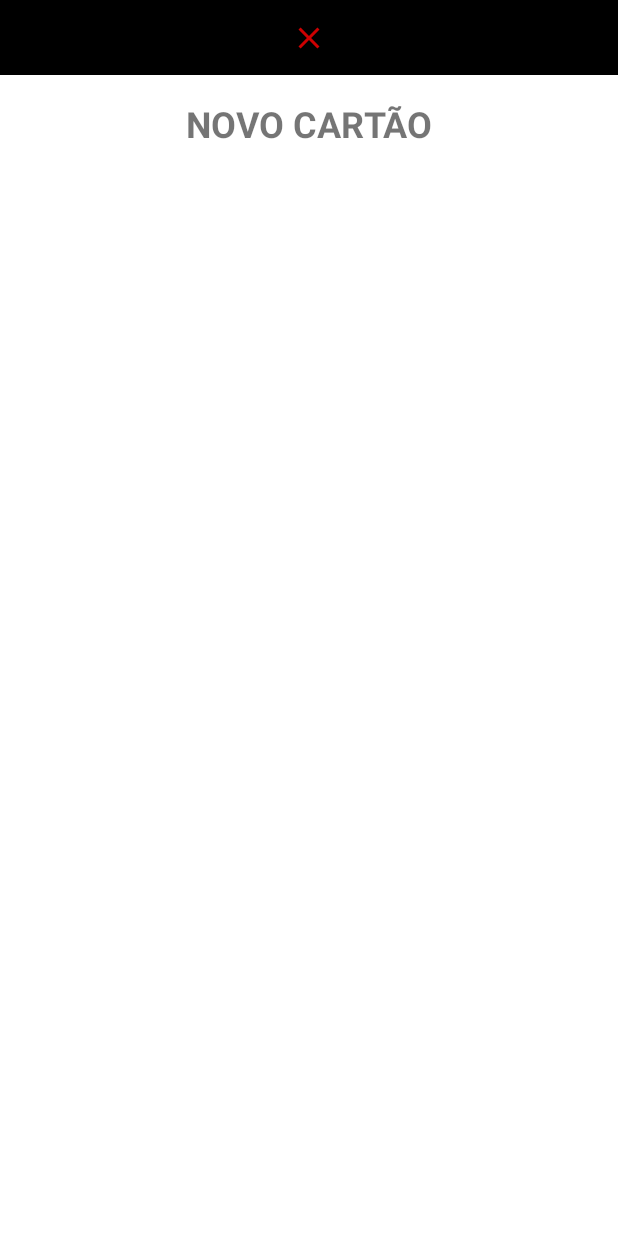
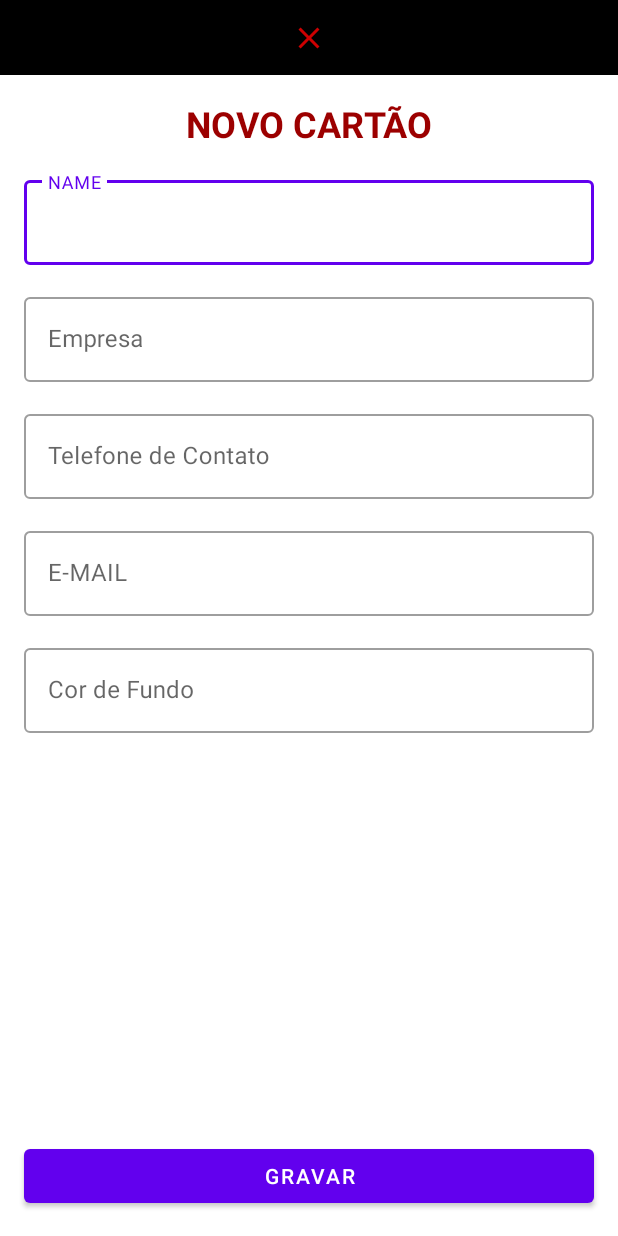
Before and after one commit to Francisco-fr1983/BusinessCard-Cart-o-de-Visitas, an Android app: the layout activity_add__business_card.xml on its own in the app's theme, with its tools: preview values and no code run, on a phone screen of 412 x 824 dp. Run offline under Robolectric (Android 15) with nearby library versions, the phone set to English and light mode, and no system bars.

Commit message:
Commit create os componentes do layout activity_add__business_card.xml

```diff
--- a/app/src/main/res/layout/activity_add__business_card.xml
+++ b/app/src/main/res/layout/activity_add__business_card.xml
@@ -17,18 +17,106 @@
         app:layout_constraintStart_toStartOf="parent"/>
 
     <com.google.android.material.textview.MaterialTextView
+        android:id="@+id/tv_title_novo_cartao"
         android:layout_width="wrap_content"
         android:layout_height="wrap_content"
         android:layout_margin="16dp"
         android:textStyle="bold"
         android:textSize="24sp"
+        android:textColor="@color/Vermelho"
         android:text="NOVO CARTÃO"
-
         app:layout_constraintEnd_toEndOf="parent"
         app:layout_constraintStart_toStartOf="parent"
         app:layout_constraintTop_toBottomOf="@id/btn_close"/>
 
+    <com.google.android.material.textfield.TextInputLayout
+        android:id="@+id/til_name"
+        android:layout_width="0dp"
+        android:layout_height="wrap_content"
+        android:hint="@string/name"
+        style="@style/Widget.MaterialComponents.TextInputLayout.OutlinedBox"
+        android:layout_margin="16dp"
+        app:layout_constraintEnd_toEndOf="parent"
+        app:layout_constraintStart_toStartOf="parent"
+        app:layout_constraintTop_toBottomOf="@id/tv_title_novo_cartao">
+        <com.google.android.material.textfield.TextInputEditText
+            android:layout_width="match_parent"
+            android:layout_height="match_parent"
+            android:inputType="text"/>
+    </com.google.android.material.textfield.TextInputLayout>
 
+    <com.google.android.material.textfield.TextInputLayout
+        android:id="@+id/til_empresa"
+        android:layout_width="0dp"
+        android:layout_height="wrap_content"
+        android:hint="Empresa"
+        style="@style/Widget.MaterialComponents.TextInputLayout.OutlinedBox"
+        android:layout_margin="16dp"
+        app:layout_constraintEnd_toEndOf="parent"
+        app:layout_constraintStart_toStartOf="parent"
+        app:layout_constraintTop_toBottomOf="@id/til_name">
+        <com.google.android.material.textfield.TextInputEditText
+            android:layout_width="match_parent"
+            android:layout_height="match_parent"
+            android:inputType="text"/>
+    </com.google.android.material.textfield.TextInputLayout>
+
+    <com.google.android.material.textfield.TextInputLayout
+        android:id="@+id/til_phone"
+        android:layout_width="0dp"
+        android:layout_height="wrap_content"
+        android:hint="Telefone de Contato"
+        style="@style/Widget.MaterialComponents.TextInputLayout.OutlinedBox"
+        android:layout_margin="16dp"
+        app:layout_constraintEnd_toEndOf="parent"
+        app:layout_constraintStart_toStartOf="parent"
+        app:layout_constraintTop_toBottomOf="@id/til_empresa">
+        <com.google.android.material.textfield.TextInputEditText
+            android:layout_width="match_parent"
+            android:layout_height="match_parent"
+            android:inputType="text"/>
+    </com.google.android.material.textfield.TextInputLayout>
+
+    <com.google.android.material.textfield.TextInputLayout
+        android:id="@+id/til_email"
+        android:layout_width="0dp"
+        android:layout_height="wrap_content"
+        android:hint="E-MAIL"
+        style="@style/Widget.MaterialComponents.TextInputLayout.OutlinedBox"
+        android:layout_margin="16dp"
+        app:layout_constraintEnd_toEndOf="parent"
+        app:layout_constraintStart_toStartOf="parent"
+        app:layout_constraintTop_toBottomOf="@id/til_phone">
+        <com.google.android.material.textfield.TextInputEditText
+            android:layout_width="match_parent"
+            android:layout_height="match_parent"
+            android:inputType="text"/>
+    </com.google.android.material.textfield.TextInputLayout>
+
+    <com.google.android.material.textfield.TextInputLayout
+        android:id="@+id/til_cor_de_fundo"
+        android:layout_width="0dp"
+        android:layout_height="wrap_content"
+        android:hint="Cor de Fundo"
+        style="@style/Widget.MaterialComponents.TextInputLayout.OutlinedBox"
+        android:layout_margin="16dp"
+        app:layout_constraintEnd_toEndOf="parent"
+        app:layout_constraintStart_toStartOf="parent"
+        app:layout_constraintTop_toBottomOf="@id/til_email">
+        <com.google.android.material.textfield.TextInputEditText
+            android:layout_width="match_parent"
+            android:layout_height="match_parent"
+            android:inputType="text"/>
+    </com.google.android.material.textfield.TextInputLayout>
+
+    <com.google.android.material.button.MaterialButton
+        android:layout_width="match_parent"
+        android:layout_height="wrap_content"
+        android:layout_margin="16dp"
+        android:text="@string/label_gravar"
+        app:layout_constraintEnd_toEndOf="parent"
+        app:layout_constraintStart_toStartOf="parent"
+        app:layout_constraintBottom_toBottomOf="parent"/>
 
 
 </androidx.constraintlayout.widget.ConstraintLayout>
--- a/app/src/main/res/values/strings.xml
+++ b/app/src/main/res/values/strings.xml
@@ -1,4 +1,6 @@
 <resources>
     <string name="app_name">BusinessCard-Cartao-de-Visitas</string>
     <string name="label_businesscard">Cartão de Visitas</string>
+    <string name="name">NAME</string>
+    <string name="label_gravar">GRAVAR</string>
 </resources>
```
